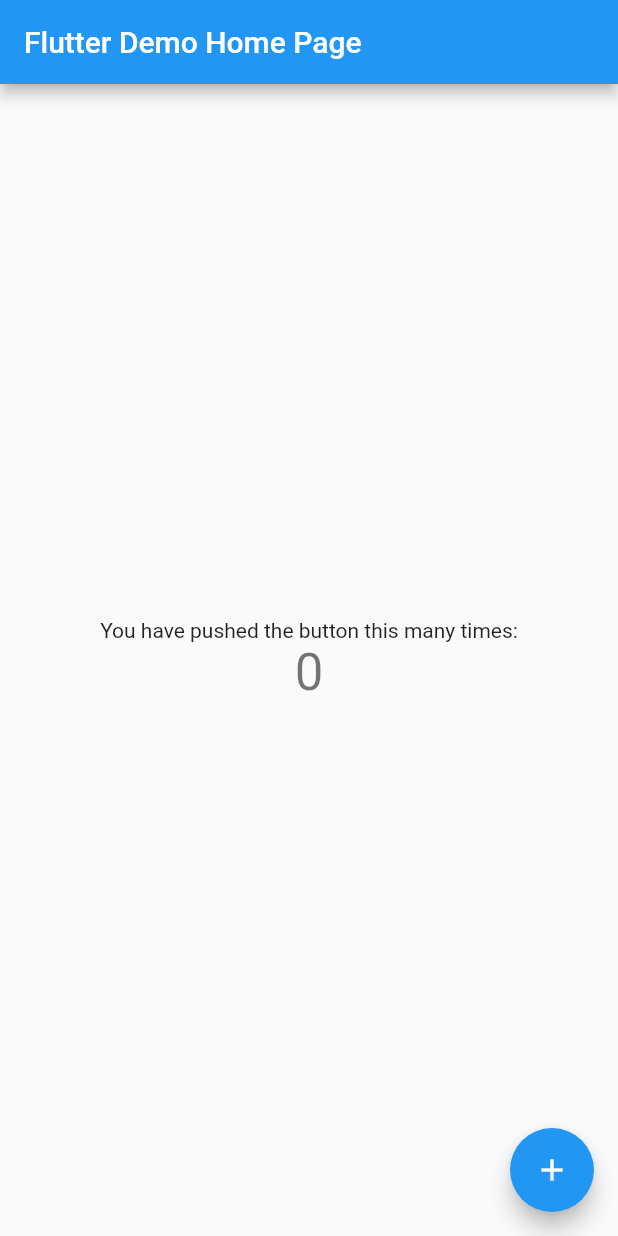
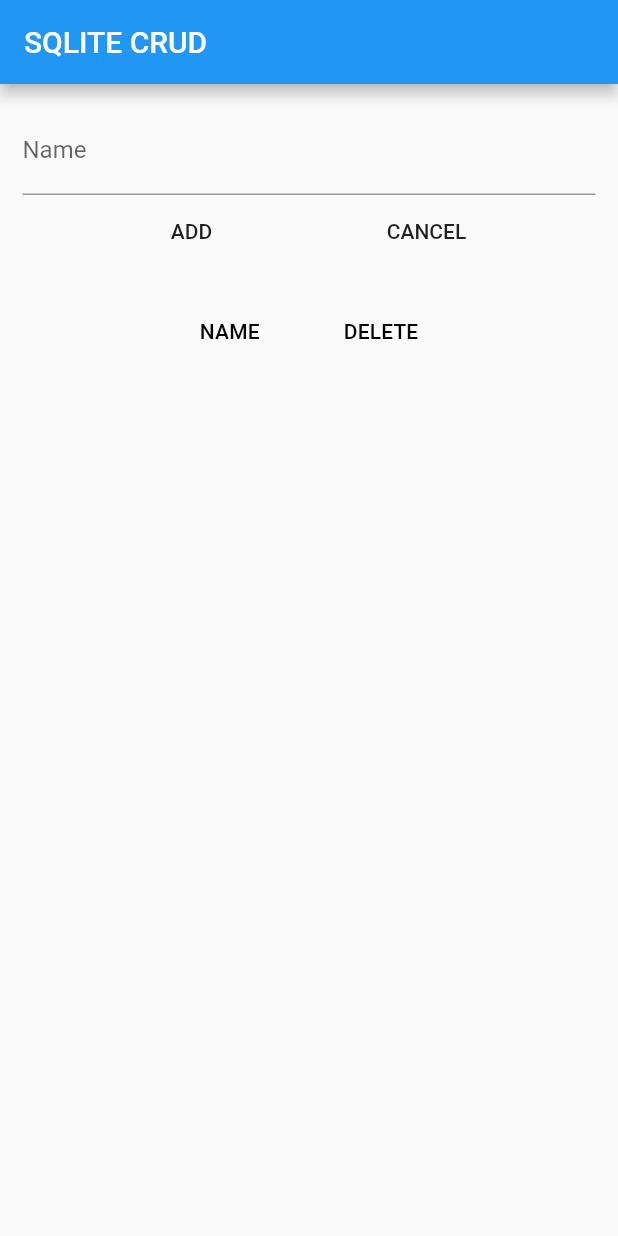
Before and after one commit to rensralph/flutterProjects, a Flutter app: the screen it shows after launch, on a phone screen of 412 x 824 dp. Run offline on Flutter 3.47's test engine with Material 2 defaults, Android fonts, the phone set to English and light mode, and no system bars; our stand-ins replace sqflite; accounts and stored records are empty.

Commit message:
added files

```diff
--- /dev/null
+++ b/lib/db_helper.dart
@@ -0,0 +1,75 @@
+import 'dart:async';
+import 'dart:io' as io;
+import 'package:path/path.dart';
+import 'package:sqflite/sqflite.dart';
+import 'package:path_provider/path_provider.dart';
+import 'employee.dart';
+
+class DBHelper {
+  static Database _db;
+  static const String ID = 'id';
+  static const String NAME = 'name';
+  static const String TABLE = 'Employee';
+  static const String DB_NAME = 'employee1.db';
+
+  Future<Database> get db async {
+    if (_db != null) {
+      return _db;
+    }
+    _db = await initDb();
+    return _db;
+  }
+
+  initDb() async {
+    io.Directory documentsDirectory = await getApplicationDocumentsDirectory();
+    String path = join(documentsDirectory.path, DB_NAME);
+    var db = await openDatabase(path, version: 1, onCreate: _onCreate);
+    return db;
+  }
+
+  _onCreate(Database db, int version) async {
+    await db
+        .execute("CREATE TABLE $TABLE ($ID INTEGER PRIMARY KEY, $NAME TEXT)");
+  }
+
+  Future<Employee> save(Employee employee) async {
+    var dbClient = await db;
+    employee.id = await dbClient.insert(TABLE, employee.toMap());
+    return employee;
+    /*
+    await dbClient.transaction((txn) async {
+      var query = "INSERT INTO $TABLE ($NAME) VALUES ('" + employee.name + "')";
+      return await txn.rawInsert(query);
+    });
+    */
+  }
+
+  Future<List<Employee>> getEmployees() async {
+    var dbClient = await db;
+    List<Map> maps = await dbClient.query(TABLE, columns: [ID, NAME]);
+    //List<Map> maps = await dbClient.rawQuery("SELECT * FROM $TABLE");
+    List<Employee> employees = [];
+    if (maps.length > 0) {
+      for (int i = 0; i < maps.length; i++) {
+        employees.add(Employee.fromMap(maps[i]));
+      }
+    }
+    return employees;
+  }
+
+  Future<int> delete(int id) async {
+    var dbClient = await db;
+    return await dbClient.delete(TABLE, where: '$ID = ?', whereArgs: [id]);
+  }
+
+  Future<int> update(Employee employee) async {
+    var dbClient = await db;
+    return await dbClient.update(TABLE, employee.toMap(),
+        where: '$ID = ?', whereArgs: [employee.id]);
+  }
+
+  Future close() async {
+    var dbClient = await db;
+    dbClient.close();
+  }
+}
--- /dev/null
+++ b/lib/db_page.dart
@@ -0,0 +1,182 @@
+import 'package:flutter/material.dart';
+import 'employee.dart';
+import 'dart:async';
+import 'db_helper.dart';
+
+class DBTestPage extends StatefulWidget {
+  final String title;
+
+  DBTestPage({Key key, this.title}) : super(key: key);
+
+  @override
+  State<StatefulWidget> createState() {
+    return _DBTestPageState();
+  }
+}
+
+class _DBTestPageState extends State<DBTestPage> {
+  //
+  Future<List<Employee>> employees;
+  TextEditingController controller = TextEditingController();
+  String name;
+  int curUserId;
+
+  final formKey = new GlobalKey<FormState>();
+  var dbHelper;
+  bool isUpdating;
+
+  @override
+  void initState() {
+    super.initState();
+    dbHelper = DBHelper();
+    isUpdating = false;
+    refreshList();
+  }
+
+  refreshList() {
+    setState(() {
+      employees = dbHelper.getEmployees();
+    });
+  }
+
+  clearName() {
+    controller.text = '';
+  }
+
+  validate() {
+    if (formKey.currentState.validate()) {
+      formKey.currentState.save();
+      if (isUpdating) {
+        Employee e = Employee(curUserId, name);
+        dbHelper.update(e);
+        setState(() {
+          isUpdating = false;
+        });
+      } else {
+        Employee e = Employee(null, name);
+        dbHelper.save(e);
+      }
+      clearName();
+      refreshList();
+    }
+  }
+
+  form() {
+    return Form(
+      key: formKey,
+      child: Padding(
+        padding: EdgeInsets.all(15.0),
+        child: Column(
+          mainAxisAlignment: MainAxisAlignment.center,
+          mainAxisSize: MainAxisSize.min,
+          verticalDirection: VerticalDirection.down,
+          children: <Widget>[
+            TextFormField(
+              controller: controller,
+              keyboardType: TextInputType.text,
+              decoration: InputDecoration(labelText: 'Name'),
+              validator: (val) => val.length == 0 ? 'Enter Name' : null,
+              onSaved: (val) => name = val,
+            ),
+            Row(
+              mainAxisAlignment: MainAxisAlignment.spaceEvenly,
+              children: <Widget>[
+                FlatButton(
+                  onPressed: validate,
+                  child: Text(isUpdating ? 'UPDATE' : 'ADD'),
+                ),
+                FlatButton(
+                  onPressed: () {
+                    setState(() {
+                      isUpdating = false;
+                    });
+                    clearName();
+                  },
+                  child: Text('CANCEL'),
+                )
+              ],
+            ),
+          ],
+        ),
+      ),
+    );
+  }
+
+  SingleChildScrollView dataTable(List<Employee> employees) {
+    return SingleChildScrollView(
+      scrollDirection: Axis.vertical,
+      child: DataTable(
+        columns: [
+          DataColumn(
+            label: Text('NAME'),
+          ),
+          DataColumn(
+            label: Text('DELETE'),
+          )
+        ],
+        rows: employees
+            .map(
+              (employee) => DataRow(cells: [
+                    DataCell(
+                      Text(employee.name),
+                      onTap: () {
+                        setState(() {
+                          isUpdating = true;
+                          curUserId = employee.id;
+                        });
+                        controller.text = employee.name;
+                      },
+                    ),
+                    DataCell(IconButton(
+                      icon: Icon(Icons.delete),
+                      onPressed: () {
+                        dbHelper.delete(employee.id);
+                        refreshList();
+                      },
+                    )),
+                  ]),
+            )
+            .toList(),
+      ),
+    );
+  }
+
+  list() {
+    return Expanded(
+      child: FutureBuilder(
+        future: employees,
+        builder: (context, snapshot) {
+          if (snapshot.hasData) {
+            return dataTable(snapshot.data);
+          }
+
+          if (null == snapshot.data || snapshot.data.length == 0) {
+            return Text("No Data Found");
+          }
+
+          return CircularProgressIndicator();
+        },
+      ),
+    );
+  }
+
+  @override
+  Widget build(BuildContext context) {
+    return new Scaffold(
+      appBar: new AppBar(
+        title: new Text('SQLITE CRUD'),
+      ),
+      body: new Container(
+        child: new Column(
+          mainAxisAlignment: MainAxisAlignment.start,
+          mainAxisSize: MainAxisSize.min,
+          verticalDirection: VerticalDirection.down,
+          children: <Widget>[
+            form(),
+            list(),
+          ],
+        ),
+      ),
+    );
+  }
+}
--- /dev/null
+++ b/lib/employee.dart
@@ -0,0 +1,19 @@
+class Employee {
+  int id;
+  String name;
+
+  Employee(this.id, this.name);
+
+  Map<String, dynamic> toMap() {
+    var map = <String, dynamic>{
+      'id': id,
+      'name': name,
+    };
+    return map;
+  }
+
+  Employee.fromMap(Map<String, dynamic> map) {
+    id = map['id'];
+    name = map['name'];
+  }
+}
--- a/lib/main.dart
+++ b/lib/main.dart
@@ -1,111 +1,46 @@
 import 'package:flutter/material.dart';
+import 'db_page.dart';
+//import 'calculator.dart';
+//import 'todo.dart';
+void main() => runApp(App());
 
-void main() => runApp(MyApp());
-
-class MyApp extends StatelessWidget {
-  // This widget is the root of your application.
+class App extends StatelessWidget {
   @override
   Widget build(BuildContext context) {
     return MaterialApp(
-      title: 'Flutter Demo',
+      title: 'SQFlite Demo',
       theme: ThemeData(
-        // This is the theme of your application.
-        //
-        // Try running your application with "flutter run". You'll see the
-        // application has a blue toolbar. Then, without quitting the app, try
-        // changing the primarySwatch below to Colors.green and then invoke
-        // "hot reload" (press "r" in the console where you ran "flutter run",
-        // or simply save your changes to "hot reload" in a Flutter IDE).
-        // Notice that the counter didn't reset back to zero; the application
-        // is not restarted.
-        primarySwatch: Colors.blue,
+        primarySwatch: Colors.yellow,
       ),
-      home: MyHomePage(title: 'Flutter Demo Home Page'),
+      home: MyHomePage(),
     );
   }
 }
 
-class MyHomePage extends StatefulWidget {
-  MyHomePage({Key key, this.title}) : super(key: key);
+class MyHomePage extends StatelessWidget {
 
-  // This widget is the home page of your application. It is stateful, meaning
-  // that it has a State object (defined below) that contains fields that affect
-  // how it looks.
-
-  // This class is the configuration for the state. It holds the values (in this
-  // case the title) provided by the parent (in this case the App widget) and
-  // used by the build method of the State. Fields in a Widget subclass are
-  // always marked "final".
-
-  final String title;
-
-  @override
-  _MyHomePageState createState() => _MyHomePageState();
-}
-
-class _MyHomePageState extends State<MyHomePage> {
-  int _counter = 0;
-
-  void _incrementCounter() {
-    setState(() {
-      // This call to setState tells the Flutter framework that something has
-      // changed in this State, which causes it to rerun the build method below
-      // so that the display can reflect the updated values. If we changed
-      // _counter without calling setState(), then the build method would not be
-      // called again, and so nothing would appear to happen.
-      _counter++;
-    });
-  }
-
+/*
+// Wrap main widget inside the StreamProvider
+class HomeApp extends StatelessWidget {
   @override
   Widget build(BuildContext context) {
-    // This method is rerun every time setState is called, for instance as done
-    // by the _incrementCounter method above.
-    //
-    // The Flutter framework has been optimized to make rerunning build methods
-    // fast, so that you can just rebuild anything that needs updating rather
-    // than having to individually change instances of widgets.
-    return Scaffold(
-      appBar: AppBar(
-        // Here we take the value from the MyHomePage object that was created by
-        // the App.build method, and use it to set our appbar title.
-        title: Text(widget.title),
+    return StreamProvider<ConnectivityResult>(
+      builder: (context) => ConnectivityService().connectionStatusController,
+      child: MaterialApp(
+        debugShowCheckedModeBanner: false,
+        title: 'Flutter Tutorials',
+        home: new ConnectivityDemo(),
       ),
-      body: Center(
-        // Center is a layout widget. It takes a single child and positions it
-        // in the middle of the parent.
-        child: Column(
-          // Column is also a layout widget. It takes a list of children and
-          // arranges them vertically. By default, it sizes itself to fit its
-          // children horizontally, and tries to be as tall as its parent.
-          //
-          // Invoke "debug painting" (press "p" in the console, choose the
-          // "Toggle Debug Paint" action from the Flutter Inspector in Android
-          // Studio, or the "Toggle Debug Paint" command in Visual Studio Code)
-          // to see the wireframe for each widget.
-          //
-          // Column has various properties to control how it sizes itself and
-          // how it positions its children. Here we use mainAxisAlignment to
-          // center the children vertically; the main axis here is the vertical
-          // axis because Columns are vertical (the cross axis would be
-          // horizontal).
-          mainAxisAlignment: MainAxisAlignment.center,
-          children: <Widget>[
-            Text(
-              'You have pushed the button this many times:',
-            ),
-            Text(
-              '$_counter',
-              style: Theme.of(context).textTheme.display1,
-            ),
-          ],
-        ),
-      ),
-      floatingActionButton: FloatingActionButton(
-        onPressed: _incrementCounter,
-        tooltip: 'Increment',
-        child: Icon(Icons.add),
-      ), // This trailing comma makes auto-formatting nicer for build methods.
     );
   }
 }
+*/
+  @override
+  Widget build(BuildContext context) {
+    return MaterialApp(
+      debugShowCheckedModeBanner: false,
+      title: 'Flutter',
+      home: new DBTestPage(),
+    );
+  }
+}
```
Also changed, not shown: lib/database.dart (added, +74 -0 lines), lib/taskModel.dart (added, +13 -0 lines), 5 other files.
